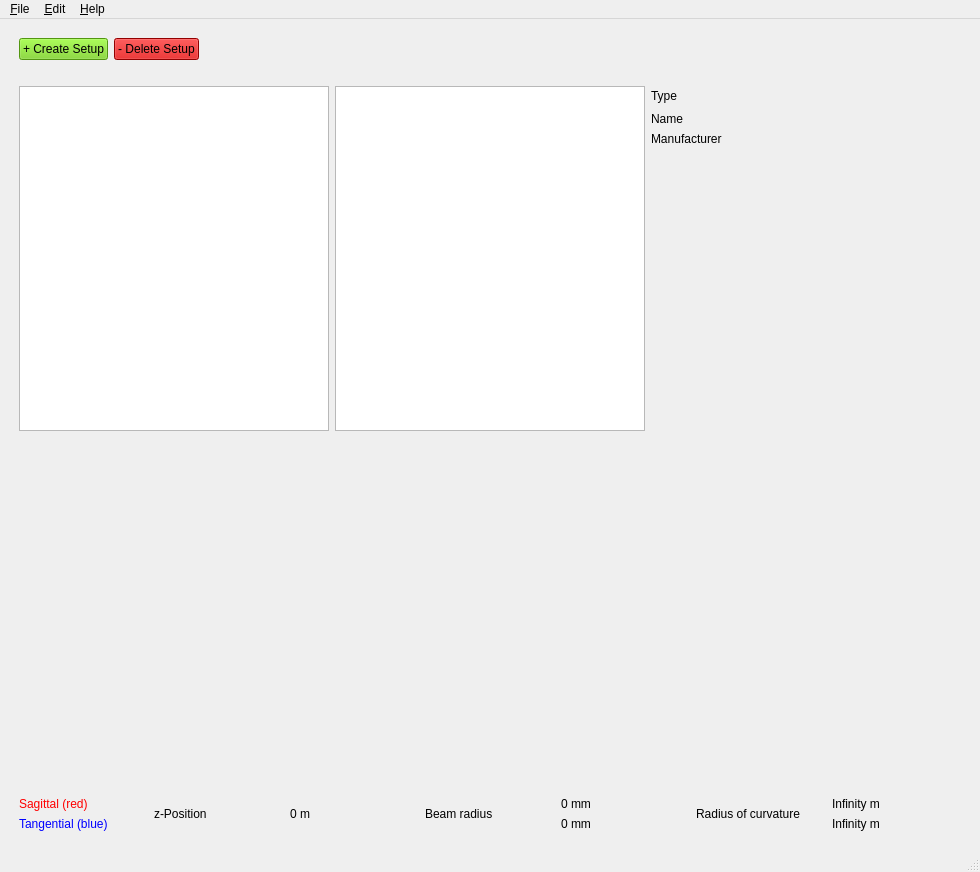
The window that assets/mainwindow.ui (NiceLaserGuy/GRay-CAD-2) describes before a commit, drawn with Qt 5.
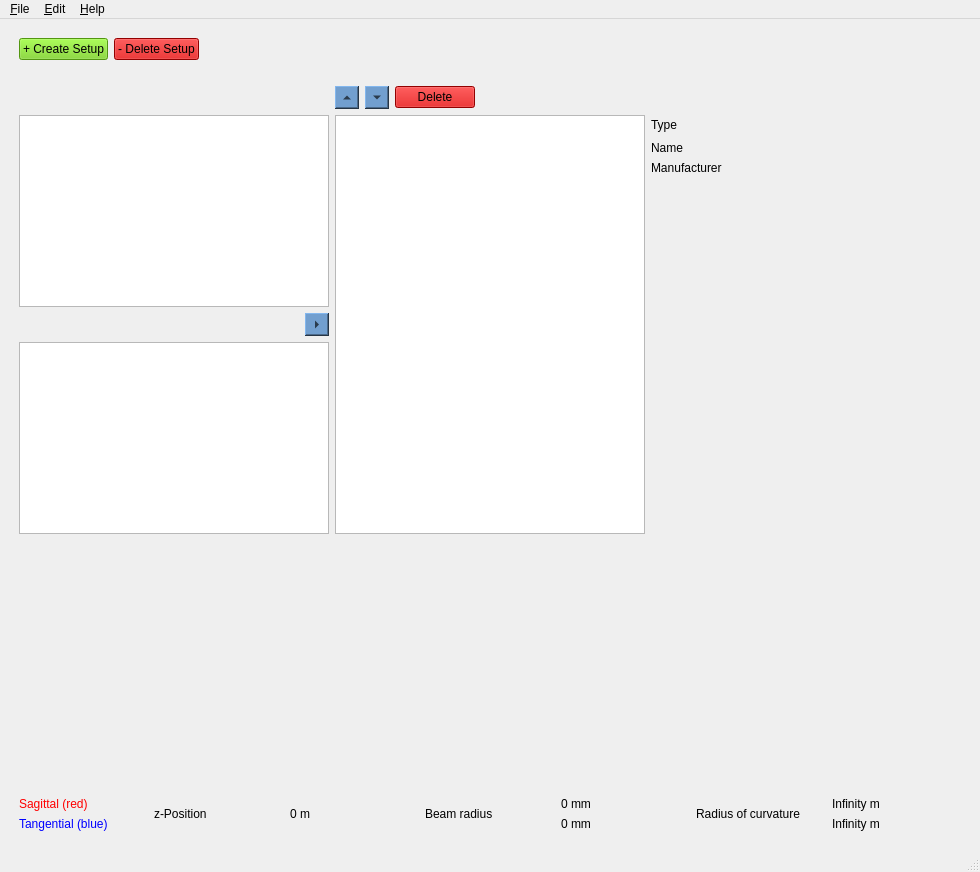
The same window after the commit. Icons and pictures are not drawn. Custom widgets are drawn as their Qt base class.

Commit message: changed the UI slightly to make it more user-friendly

What changed in the file:
```diff
--- a/assets/mainwindow.ui
+++ b/assets/mainwindow.ui
@@ -30,7 +30,7 @@
    <enum>QTabWidget::Triangular</enum>
   </property>
   <widget class="QWidget" name="centralwidget">
-   <layout class="QGridLayout" name="gridLayout" rowstretch="0,0,0,0,0,0,0,0">
+   <layout class="QGridLayout" name="gridLayout" rowstretch="0,0,0,0,0,0,0,0,0,0">
     <item row="1" column="1">
      <layout class="QGridLayout" name="gridLayout_2" rowstretch="0">
       <property name="sizeConstraint">
@@ -87,7 +87,7 @@
       </property>
      </spacer>
     </item>
-    <item row="7" column="1">
+    <item row="9" column="1">
      <spacer name="verticalSpacer_2">
       <property name="orientation">
        <enum>Qt::Vertical</enum>
@@ -103,7 +103,7 @@
       </property>
      </spacer>
     </item>
-    <item row="5" column="1">
+    <item row="7" column="1">
      <widget class="PlotWidget" name="plotWidget" native="true">
       <property name="sizePolicy">
        <sizepolicy hsizetype="Expanding" vsizetype="Expanding">
@@ -122,7 +122,7 @@
       </property>
      </widget>
     </item>
-    <item row="6" column="1">
+    <item row="8" column="1">
      <layout class="QHBoxLayout" name="horizontalLayout">
       <item>
        <layout class="QVBoxLayout" name="verticalLayout">
@@ -231,45 +231,11 @@
      </spacer>
     </item>
     <item row="3" column="1">
-     <layout class="QHBoxLayout" name="horizontalLayout_2">
+     <layout class="QGridLayout" name="layoutSetup">
       <property name="sizeConstraint">
        <enum>QLayout::SetDefaultConstraint</enum>
       </property>
-      <item>
-       <widget class="QTreeWidget" name="componentTree">
-        <property name="dragEnabled">
-         <bool>true</bool>
-        </property>
-        <property name="dragDropMode">
-         <enum>QAbstractItemView::DragOnly</enum>
-        </property>
-        <property name="sortingEnabled">
-         <bool>false</bool>
-        </property>
-        <property name="headerHidden">
-         <bool>true</bool>
-        </property>
-       </widget>
-      </item>
-      <item>
-       <widget class="QTreeWidget" name="setupTree">
-        <property name="acceptDrops">
-         <bool>true</bool>
-        </property>
-        <property name="dragDropMode">
-         <enum>QAbstractItemView::InternalMove</enum>
-        </property>
-        <attribute name="headerVisible">
-         <bool>false</bool>
-        </attribute>
-        <column>
-         <property name="text">
-          <string notr="true">1</string>
-         </property>
-        </column>
-       </widget>
-      </item>
-      <item>
+      <item row="1" column="2">
        <layout class="QGridLayout" name="gridLayout_3">
         <item row="2" column="0">
          <widget class="QLabel" name="labelManufacturer">
@@ -322,26 +288,129 @@
              <height>251</height>
             </rect>
            </property>
-           <layout class="QGridLayout" name="propertyLayout">
-            <item row="0" column="0">
-             <spacer name="verticalSpacer_4">
-              <property name="orientation">
-               <enum>Qt::Vertical</enum>
-              </property>
-              <property name="sizeHint" stdset="0">
-               <size>
-                <width>20</width>
-                <height>40</height>
-               </size>
-              </property>
-             </spacer>
-            </item>
-           </layout>
+           <layout class="QGridLayout" name="propertyLayout"/>
           </widget>
          </widget>
         </item>
        </layout>
       </item>
+      <item row="0" column="1">
+       <layout class="QHBoxLayout" name="horizontalLayout_2">
+        <item>
+         <widget class="QToolButton" name="buttonMoveUp">
+          <property name="styleSheet">
+           <string notr="true">background-color: rgb(114, 159, 207);</string>
+          </property>
+          <property name="text">
+           <string>Move up</string>
+          </property>
+          <property name="autoRaise">
+           <bool>false</bool>
+          </property>
+          <property name="arrowType">
+           <enum>Qt::UpArrow</enum>
+          </property>
+         </widget>
+        </item>
+        <item>
+         <widget class="QToolButton" name="buttonMoveDown">
+          <property name="styleSheet">
+           <string notr="true">background-color: rgb(114, 159, 207);</string>
+          </property>
+          <property name="text">
+           <string>...</string>
+          </property>
+          <property name="arrowType">
+           <enum>Qt::DownArrow</enum>
+          </property>
+         </widget>
+        </item>
+        <item>
+         <widget class="QPushButton" name="buttonDeleteItem">
+          <property name="styleSheet">
+           <string notr="true">background-color: rgb(204, 0, 0);</string>
+          </property>
+          <property name="text">
+           <string>Delete</string>
+          </property>
+         </widget>
+        </item>
+        <item>
+         <spacer name="horizontalSpacer_5">
+          <property name="orientation">
+           <enum>Qt::Horizontal</enum>
+          </property>
+          <property name="sizeHint" stdset="0">
+           <size>
+            <width>40</width>
+            <height>20</height>
+           </size>
+          </property>
+         </spacer>
+        </item>
+       </layout>
+      </item>
+      <item row="1" column="0">
+       <layout class="QVBoxLayout" name="verticalLayout_5">
+        <item>
+         <widget class="QListWidget" name="libraryList">
+          <property name="dragEnabled">
+           <bool>true</bool>
+          </property>
+          <property name="dragDropMode">
+           <enum>QAbstractItemView::DragOnly</enum>
+          </property>
+         </widget>
+        </item>
+        <item>
+         <layout class="QHBoxLayout" name="horizontalLayout_3">
+          <item>
+           <spacer name="horizontalSpacer_6">
+            <property name="orientation">
+             <enum>Qt::Horizontal</enum>
+            </property>
+            <property name="sizeHint" stdset="0">
+             <size>
+              <width>40</width>
+              <height>20</height>
+             </size>
+            </property>
+           </spacer>
+          </item>
+          <item>
+           <widget class="QToolButton" name="toolButton">
+            <property name="styleSheet">
+             <string notr="true">background-color: rgb(114, 159, 207);</string>
+            </property>
+            <property name="text">
+             <string>...</string>
+            </property>
+            <property name="arrowType">
+             <enum>Qt::RightArrow</enum>
+            </property>
+           </widget>
+          </item>
+         </layout>
+        </item>
+        <item>
+         <widget class="QListWidget" name="componentList">
+          <property name="dragDropMode">
+           <enum>QAbstractItemView::DragOnly</enum>
+          </property>
+         </widget>
+        </item>
+       </layout>
+      </item>
+      <item row="1" column="1">
+       <widget class="QListWidget" name="setupList">
+        <property name="acceptDrops">
+         <bool>true</bool>
+        </property>
+        <property name="dragDropMode">
+         <enum>QAbstractItemView::InternalMove</enum>
+        </property>
+       </widget>
+      </item>
      </layout>
     </item>
     <item row="2" column="2">
@@ -360,7 +429,7 @@
       </property>
      </spacer>
     </item>
-    <item row="4" column="1">
+    <item row="5" column="1">
      <spacer name="verticalSpacer_3">
       <property name="orientation">
        <enum>Qt::Vertical</enum>
```
The commit also changes 5 other files.
